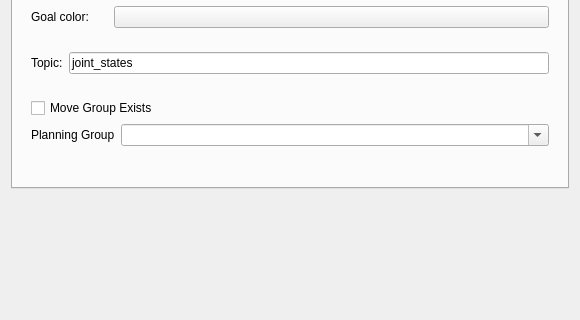
rosmed/slicer_ros2_module, file ROS2MotionControl/Resources/UI/ROS2MotionControl.ui: the form before one commit; both pictures show x 0 to 580 and y 138 to 458 of the 580 by 1162 pixel window.
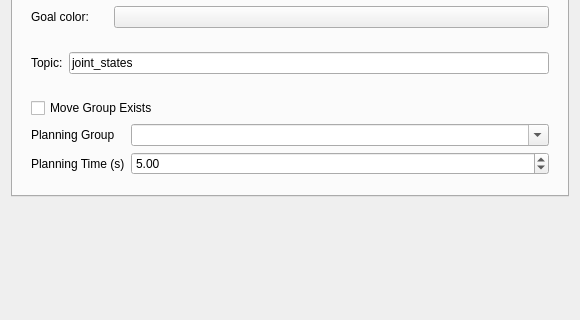
The form after the commit. Custom widgets are drawn as their Qt base class.

Commit message: Enhance trajectory generation and UI parameters in ROS2MotionControl

Diff of the .ui file:
```diff
--- a/ROS2MotionControl/Resources/UI/ROS2MotionControl.ui
+++ b/ROS2MotionControl/Resources/UI/ROS2MotionControl.ui
@@ -203,6 +203,35 @@
                      </property>
                     </widget>
                  </item>
+                 <item row="2" column="0">
+                    <widget class="QLabel" name="planningTimeLabel">
+                     <property name="text">
+                      <string>Planning Time (s)</string>
+                     </property>
+                    </widget>
+                 </item>
+                 <item row="2" column="1">
+                    <widget class="QDoubleSpinBox" name="planningTimeSpinBox">
+                     <property name="toolTip">
+                      <string>Maximum time allowed for MoveIt motion planning (seconds)</string>
+                     </property>
+                     <property name="SlicerParameterName" stdset="0">
+                      <string>planningTimeSec</string>
+                     </property>
+                     <property name="minimum">
+                      <double>0.500000000000000</double>
+                     </property>
+                     <property name="maximum">
+                      <double>60.000000000000000</double>
+                     </property>
+                     <property name="singleStep">
+                      <double>0.500000000000000</double>
+                     </property>
+                     <property name="value">
+                      <double>5.000000000000000</double>
+                     </property>
+                    </widget>
+                 </item>
                 </layout>
              </widget>
             </item>
```
Left out of the diff: 6 changed lines with no effect on the pictures. The commit also changes 10 other files.
